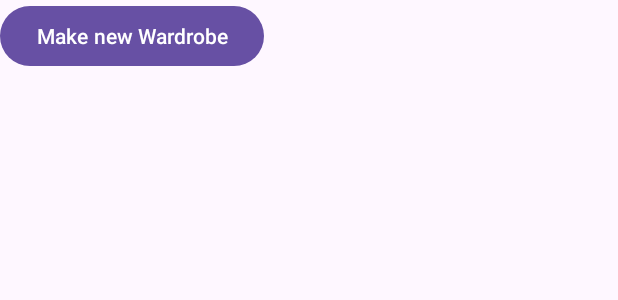
After one commit to StephenHughesUni/WardrobeBuddy, an Android app: the layout activity_collection_overview.xml on its own in the app's theme, with its tools: preview values and no code run, on a phone screen of 412 x 824 dp. The commit adds this screen. Shown: the top 300 px of the screen. Run offline under Robolectric (Android 15) with nearby library versions, the phone set to English and light mode, and no system bars.

Commit message:
Collections working and displaying with creation working too - database working too

```diff
--- a/app/src/main/java/com/example/wardrobebuddy/com/firebaseauth/MainActivity.java
+++ b/app/src/main/java/com/example/wardrobebuddy/com/firebaseauth/MainActivity.java
@@ -104,7 +104,7 @@ public class MainActivity extends AppCompatActivity implements ScannedItemsAdapt
         btnOutfitCollection.setOnClickListener(new View.OnClickListener() {
             @Override
             public void onClick(View view) {
-                Intent intent = new Intent(MainActivity.this, MyOutfitsActivity.class);
+                Intent intent = new Intent(MainActivity.this, CollectionOverviewActivity.class);
                 startActivity(intent);
             }
         });
--- /dev/null
+++ b/app/src/main/res/layout/activity_collection_overview.xml
@@ -0,0 +1,18 @@
+<?xml version="1.0" encoding="utf-8"?>
+<LinearLayout xmlns:android="http://schemas.android.com/apk/res/android"
+    android:layout_width="match_parent"
+    android:layout_height="match_parent"
+    android:orientation="vertical">
+
+    <Button
+        android:id="@+id/makeNewWardrobeButton"
+        android:layout_width="wrap_content"
+        android:layout_height="wrap_content"
+        android:text="Make new Wardrobe" />
+
+    <androidx.recyclerview.widget.RecyclerView
+        android:id="@+id/collection_overview_recyclerView"
+        android:layout_width="match_parent"
+        android:layout_height="0dp"
+        android:layout_weight="1" />
+</LinearLayout>
```
Also changed, not shown: app/src/main/AndroidManifest.xml (+9 -0 lines), app/src/main/java/com/example/wardrobebuddy/com/firebaseauth/Collection.java (+11 -0 lines), app/src/main/java/com/example/wardrobebuddy/com/firebaseauth/CollectionOverviewActivity.java (added, +74 -0 lines), app/src/main/java/com/example/wardrobebuddy/com/firebaseauth/CollectionOverviewAdapter.java (added, +65 -0 lines), app/src/main/res/layout/collection_overview_item.xml (added, +29 -0 lines).
